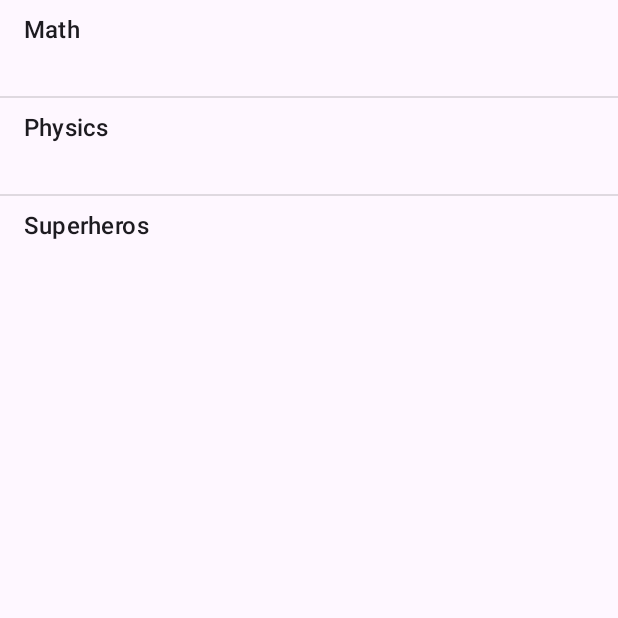
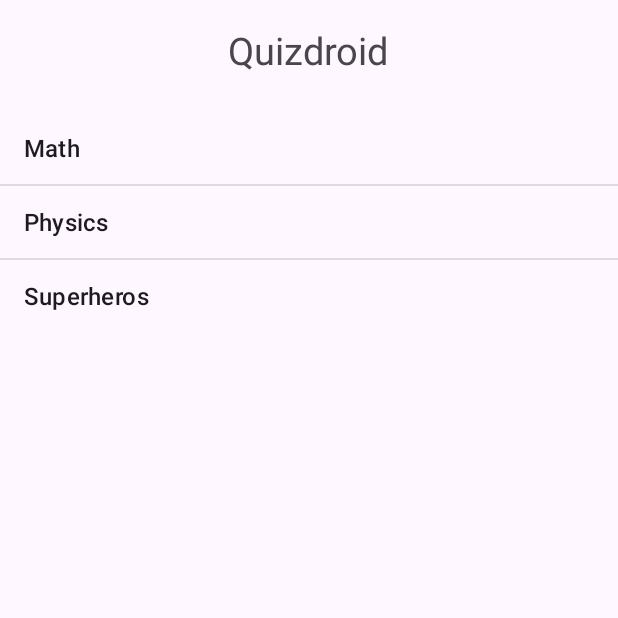
Before and after one commit to phariha/QuizDroid, an Android app: the screen it shows after launch (MainActivity), on a phone screen of 412 x 824 dp, the top half of it. Run offline under Robolectric (Android 15) with nearby library versions, the phone set to English and light mode, and no system bars.

Commit message:
all changes for homework

```diff
--- a/app/src/main/AndroidManifest.xml
+++ b/app/src/main/AndroidManifest.xml
@@ -3,6 +3,7 @@
     xmlns:tools="http://schemas.android.com/tools">
 
     <application
+        android:name=".QuizApp"
         android:allowBackup="true"
         android:dataExtractionRules="@xml/data_extraction_rules"
         android:fullBackupContent="@xml/backup_rules"
--- /dev/null
+++ b/app/src/main/java/edu/uw/ischool/phariha/quizdroid/InMemoryTopicRepository.kt
@@ -0,0 +1,72 @@
+package edu.uw.ischool.phariha.quizdroid
+
+
+class InMemoryTopicRepository : TopicRepository {
+    private val topics = mutableListOf<Topic>()
+
+    init {
+        topics.add(
+            Topic(
+                "Math",
+                "Math Quiz",
+                "This quiz will contain a few short questions about algebra.",
+                listOf(
+                    Quiz("What is x if 5x + 5 = 15?", listOf("2", "3", "4", "5"), 1),
+                    Quiz("What is x if 3x + 5 = 23?", listOf("6", "8", "10", "12"), 0),
+                    Quiz("What is x if 2x + 4 = 40?", listOf("16", "20", "18", "22"), 2)
+                )
+            )
+        )
+
+        topics.add(
+            Topic(
+                "Physics",
+                "Physics Quiz",
+                "This quiz will contain a few short questions about laws of physics.",
+                listOf(
+                    Quiz("What is the formula for force?", listOf("F = ma", "E = mc^2", "F = mg", "F = mb"), 0),
+                    Quiz("What is the SI unit of energy?", listOf("Coulomb", "Watt", "Newton", "Joule"), 3),
+                    Quiz(
+                        "What is Newton's first law of motion?",
+                        listOf(
+                            "F = ma",
+                            "An object at rest stays at rest",
+                            "Every action has an equal and opposite reaction",
+                            "Objects fall at the same rate regardless of mass"
+                        ),
+                        0
+                    )
+                )
+            )
+        )
+
+        topics.add(
+            Topic(
+                "Superheros",
+                "Superheros Quiz",
+                "This quiz will contain a few short questions about Marvel and DC Superheros.",
+                listOf(
+                    Quiz("Who is the Man of Steel?", listOf("Batman", "Spider-Man", "Superman", "Iron Man"), 2),
+                    Quiz("What is Batman's real identity?", listOf("Bruce Wayne", "Clark Kent", "Peter Parker", "Tony Stark"), 0),
+                    Quiz("What is Thor's hammer called?", listOf("Super Soldier Serum", "Arc Reactor", "Gamma radiation", "Mjolnir"), 3)
+                )
+            )
+        )
+    }
+
+    override fun getTopics(): List<Topic> {
+        return topics
+    }
+
+    override fun getTopicStrings(): List<String> {
+        return topics.map { it.title }
+    }
+
+    override fun getTopicByName(title: String): Topic? {
+        return topics.find { it.title == title }
+    }
+
+    override fun getQuestionsByTopic(title: String): List<Quiz> {
+        return topics.find { it.title == title }?.questions ?: emptyList()
+    }
+}
--- a/app/src/main/java/edu/uw/ischool/phariha/quizdroid/MainActivity.kt
+++ b/app/src/main/java/edu/uw/ischool/phariha/quizdroid/MainActivity.kt
@@ -5,6 +5,7 @@ import android.os.Bundle
 import android.widget.AdapterView
 import android.widget.ArrayAdapter
 import android.widget.ListView
+import android.widget.TextView
 import androidx.appcompat.app.AppCompatActivity
 
 class MainActivity : AppCompatActivity() {
@@ -14,19 +15,18 @@ class MainActivity : AppCompatActivity() {
         super.onCreate(savedInstanceState)
         setContentView(R.layout.activity_main)
 
-        var topics = ArrayList<String>()
+        val topics = QuizApp.topicRepository.getTopicStrings()
+        val titleText = findViewById<TextView>(R.id.titleText)
+        titleText.text = "Quizdroid"
 
-        topics.add("Math")
-        topics.add("Physics")
-        topics.add("Superheros")
 
         listView = findViewById(R.id.listview)
-        val adapter: ArrayAdapter<String> = ArrayAdapter<String>(this, android.R.layout.simple_list_item_2, android.R.id.text1, topics)
+        val adapter = ArrayAdapter(this, android.R.layout.simple_list_item_1, topics)
         listView.adapter = adapter
 
         listView.onItemClickListener = AdapterView.OnItemClickListener { _, _, position, _ ->
             val selected = topics[position]
-            val intent = Intent(this@MainActivity, TopicOverview::class.java)
+            val intent = Intent(this, TopicOverview::class.java)
             intent.putExtra("selected", selected)
             startActivity(intent)
         }
--- /dev/null
+++ b/app/src/main/java/edu/uw/ischool/phariha/quizdroid/Quiz.kt
@@ -0,0 +1,7 @@
+package edu.uw.ischool.phariha.quizdroid
+
+data class Quiz(
+    val questionText: String,
+    val options: List<String>,
+    val correctAnswerIndex: Int
+)
--- /dev/null
+++ b/app/src/main/java/edu/uw/ischool/phariha/quizdroid/QuizApp.kt
@@ -0,0 +1,17 @@
+package edu.uw.ischool.phariha.quizdroid
+
+import android.app.Application
+import android.util.Log
+
+class QuizApp : Application() {
+    companion object {
+        lateinit var topicRepository: TopicRepository
+            private set
+    }
+
+    override fun onCreate() {
+        super.onCreate()
+        Log.d("QuizApp", "QuizApp is being loaded and run.")
+        topicRepository = InMemoryTopicRepository()
+    }
+}
--- /dev/null
+++ b/app/src/main/java/edu/uw/ischool/phariha/quizdroid/Topic.kt
@@ -0,0 +1,8 @@
+package edu.uw.ischool.phariha.quizdroid
+
+data class Topic(
+    val title: String,
+    val shortDescription: String,
+    val longDescription: String,
+    val questions: List<Quiz>
+)
--- /dev/null
+++ b/app/src/main/java/edu/uw/ischool/phariha/quizdroid/TopicRepository.kt
@@ -0,0 +1,10 @@
+package edu.uw.ischool.phariha.quizdroid
+
+
+
+interface TopicRepository {
+    fun getTopics(): List<Topic>
+    fun getTopicByName(title: String): Topic?
+    fun getTopicStrings(): List<String>
+    fun getQuestionsByTopic(title: String) : List<Quiz>
+}
--- a/app/src/main/res/layout/activity_main.xml
+++ b/app/src/main/res/layout/activity_main.xml
@@ -1,5 +1,5 @@
 <?xml version="1.0" encoding="utf-8"?>
-<androidx.constraintlayout.widget.ConstraintLayout xmlns:android="http://schemas.android.com/apk/res/android"
+<RelativeLayout xmlns:android="http://schemas.android.com/apk/res/android"
     xmlns:app="http://schemas.android.com/apk/res-auto"
     xmlns:tools="http://schemas.android.com/tools"
     android:layout_width="match_parent"
@@ -10,10 +10,20 @@
         android:id="@+id/listview"
         android:layout_width="match_parent"
         android:layout_height="wrap_content"
-        tools:layout_editor_absoluteX="1dp"
-        tools:layout_editor_absoluteY="1dp"
-        android:layout_marginTop="20dp">
+        android:layout_below="@id/titleText"
+        android:layout_marginTop="8dp">
 
     </ListView>
 
-</androidx.constraintlayout.widget.ConstraintLayout>
+    <TextView
+        android:id="@+id/titleText"
+        android:layout_width="wrap_content"
+        android:layout_height="wrap_content"
+        android:layout_alignParentTop="true"
+        android:layout_centerHorizontal="true"
+        android:padding="16dp"
+        android:text="QuizDroid"
+        android:textAlignment="center"
+        android:textSize="25dp" />
+
+</RelativeLayout>
```
Also changed, not shown: app/src/main/java/edu/uw/ischool/phariha/quizdroid/QuizActivity.kt (+47 -46 lines), app/src/main/java/edu/uw/ischool/phariha/quizdroid/TopicOverview.kt (+12 -12 lines).
